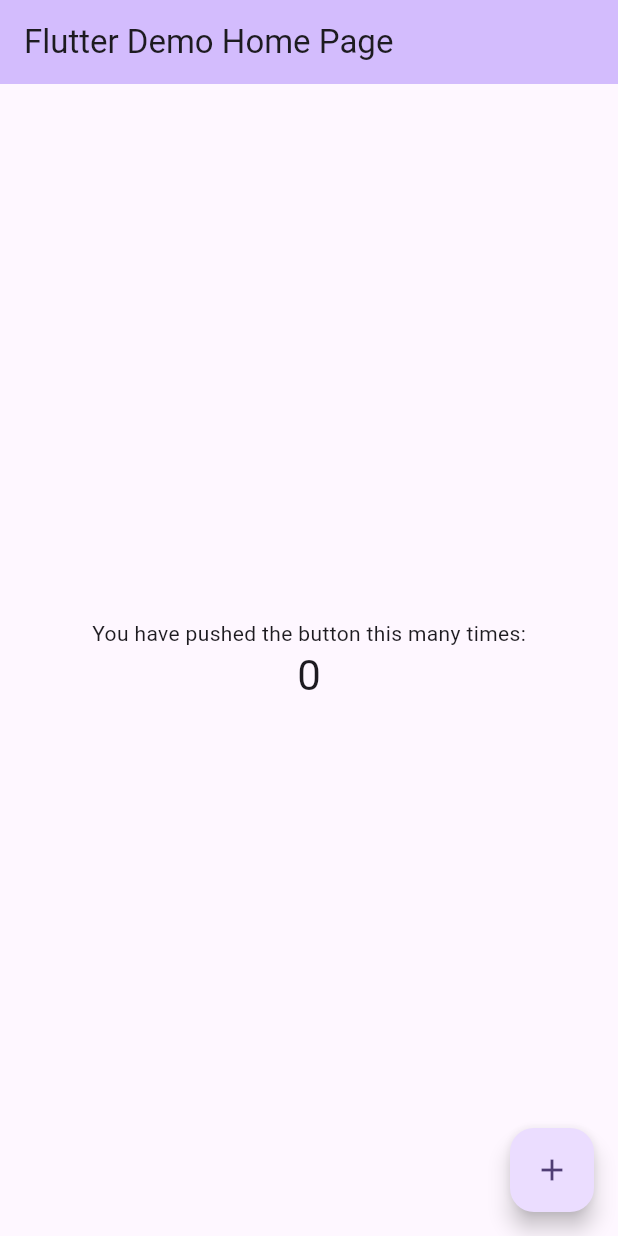
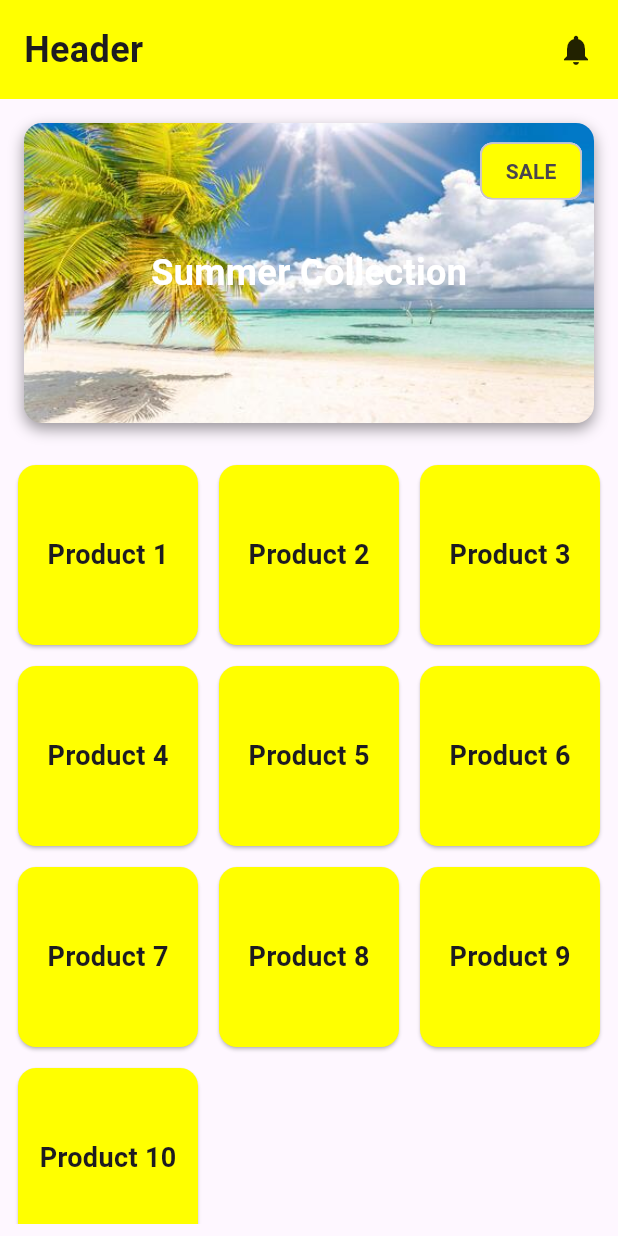
Before and after one commit to linhlq58/fast-track-flutter-fpt, a Flutter app: the screen it shows after launch, on a phone screen of 412 x 824 dp. Run offline on Flutter 3.47's test engine with Material 3 defaults, Android fonts, the phone set to English and light mode, and no system bars.

Commit message:
Commit Assignment 04: Responsive Layout

```diff
--- a/lib/main.dart
+++ b/lib/main.dart
@@ -1,4 +1,5 @@
 import 'package:flutter/material.dart';
+import 'package:fast_track_flutter_fpt/screens/practice_screen.dart';
 
 void main() {
   runApp(const MyApp());
@@ -13,110 +14,9 @@ class MyApp extends StatelessWidget {
     return MaterialApp(
       title: 'Flutter Demo',
       theme: ThemeData(
-        // This is the theme of your application.
-        //
-        // TRY THIS: Try running your application with "flutter run". You'll see
-        // the application has a purple toolbar. Then, without quitting the app,
-        // try changing the seedColor in the colorScheme below to Colors.green
-        // and then invoke "hot reload" (save your changes or press the "hot
-        // reload" button in a Flutter-supported IDE, or press "r" if you used
-        // the command line to start the app).
-        //
-        // Notice that the counter didn't reset back to zero; the application
-        // state is not lost during the reload. To reset the state, use hot
-        // restart instead.
-        //
-        // This works for code too, not just values: Most code changes can be
-        // tested with just a hot reload.
         colorScheme: ColorScheme.fromSeed(seedColor: Colors.deepPurple),
       ),
-      home: const MyHomePage(title: 'Flutter Demo Home Page'),
+      home: const PracticeScreen(),
     );
   }
 }
-
-class MyHomePage extends StatefulWidget {
-  const MyHomePage({super.key, required this.title});
-
-  // This widget is the home page of your application. It is stateful, meaning
-  // that it has a State object (defined below) that contains fields that affect
-  // how it looks.
-
-  // This class is the configuration for the state. It holds the values (in this
-  // case the title) provided by the parent (in this case the App widget) and
-  // used by the build method of the State. Fields in a Widget subclass are
-  // always marked "final".
-
-  final String title;
-
-  @override
-  State<MyHomePage> createState() => _MyHomePageState();
-}
-
-class _MyHomePageState extends State<MyHomePage> {
-  int _counter = 0;
-
-  void _incrementCounter() {
-    setState(() {
-      // This call to setState tells the Flutter framework that something has
-      // changed in this State, which causes it to rerun the build method below
-      // so that the display can reflect the updated values. If we changed
-      // _counter without calling setState(), then the build method would not be
-      // called again, and so nothing would appear to happen.
-      _counter++;
-    });
-  }
-
-  @override
-  Widget build(BuildContext context) {
-    // This method is rerun every time setState is called, for instance as done
-    // by the _incrementCounter method above.
-    //
-    // The Flutter framework has been optimized to make rerunning build methods
-    // fast, so that you can just rebuild anything that needs updating rather
-    // than having to individually change instances of widgets.
-    return Scaffold(
-      appBar: AppBar(
-        // TRY THIS: Try changing the color here to a specific color (to
-        // Colors.amber, perhaps?) and trigger a hot reload to see the AppBar
-        // change color while the other colors stay the same.
-        backgroundColor: Theme.of(context).colorScheme.inversePrimary,
-        // Here we take the value from the MyHomePage object that was created by
-        // the App.build method, and use it to set our appbar title.
-        title: Text(widget.title),
-      ),
-      body: Center(
-        // Center is a layout widget. It takes a single child and positions it
-        // in the middle of the parent.
-        child: Column(
-          // Column is also a layout widget. It takes a list of children and
-          // arranges them vertically. By default, it sizes itself to fit its
-          // children horizontally, and tries to be as tall as its parent.
-          //
-          // Column has various properties to control how it sizes itself and
-          // how it positions its children. Here we use mainAxisAlignment to
-          // center the children vertically; the main axis here is the vertical
-          // axis because Columns are vertical (the cross axis would be
-          // horizontal).
-          //
-          // TRY THIS: Invoke "debug painting" (choose the "Toggle Debug Paint"
-          // action in the IDE, or press "p" in the console), to see the
-          // wireframe for each widget.
-          mainAxisAlignment: MainAxisAlignment.center,
-          children: <Widget>[
-            const Text('You have pushed the button this many times:'),
-            Text(
-              '$_counter',
-              style: Theme.of(context).textTheme.headlineMedium,
-            ),
-          ],
-        ),
-      ),
-      floatingActionButton: FloatingActionButton(
-        onPressed: _incrementCounter,
-        tooltip: 'Increment',
-        child: const Icon(Icons.add),
-      ), // This trailing comma makes auto-formatting nicer for build methods.
-    );
-  }
-}
--- /dev/null
+++ b/lib/screens/practice_screen.dart
@@ -0,0 +1,23 @@
+import 'package:flutter/material.dart';
+import 'package:fast_track_flutter_fpt/widgets/header_widget.dart';
+import 'package:fast_track_flutter_fpt/widgets/banner_widget.dart';
+import 'package:fast_track_flutter_fpt/widgets/product_grid.dart';
+
+class PracticeScreen extends StatelessWidget {
+  const PracticeScreen({super.key});
+
+  @override
+  Widget build(BuildContext context) {
+    return const Scaffold(
+      body: SafeArea(
+        child: Column(
+          children: [
+            HeaderWidget(),
+            BannerWidget(),
+            ProductGrid(),
+          ],
+        ),
+      ),
+    );
+  }
+}
--- /dev/null
+++ b/lib/widgets/banner_widget.dart
@@ -0,0 +1,51 @@
+import 'package:flutter/material.dart';
+
+class BannerWidget extends StatelessWidget {
+  const BannerWidget({super.key});
+
+  @override
+  Widget build(BuildContext context) {
+    return Container(
+      padding: const EdgeInsets.all(16.0),
+      child: Stack(
+        children: [
+          Container(
+            height: 200,
+            decoration: BoxDecoration(
+              image: DecorationImage(
+                image: AssetImage('assets/summer.jpg'),
+                fit: BoxFit.cover,
+              ),
+              borderRadius: BorderRadius.circular(12.0),
+              boxShadow: [
+                BoxShadow(
+                  color: Colors.black.withValues(alpha: 0.4),
+                  blurRadius: 8,
+                  offset: Offset(0, 4),
+                ),
+              ]
+            ),
+            alignment: Alignment.center,
+                  child: const Text(
+                    'Summer Collection',
+                    style: TextStyle(
+                      fontSize: 24,
+                      color: Colors.white,
+                      fontWeight: FontWeight.bold,
+                    ),
+                  ),
+          ),
+
+          Positioned(
+            top: 8,
+            right: 8,
+            child: Chip(
+              backgroundColor: Colors.yellowAccent,
+              label: Text('SALE', style: TextStyle(fontWeight: FontWeight.bold)),
+            ),
+          ),
+        ]
+      ),
+    );
+  }
+}
--- /dev/null
+++ b/lib/widgets/header_widget.dart
@@ -0,0 +1,20 @@
+import 'package:flutter/material.dart';
+
+class HeaderWidget extends StatelessWidget {
+  const HeaderWidget({super.key});
+
+  @override
+  Widget build(BuildContext context) {
+    return Container(
+      color: Colors.yellowAccent,
+      padding: const EdgeInsets.all(16.0),
+      child: const Row(
+        mainAxisAlignment: MainAxisAlignment.spaceBetween,
+        children: [
+          Text('Header', style: TextStyle(fontSize: 24, fontWeight: FontWeight.bold)),
+          Icon(Icons.notifications),
+        ],
+      ),
+    );
+  }
+}
--- /dev/null
+++ b/lib/widgets/product_grid.dart
@@ -0,0 +1,32 @@
+import 'package:flutter/material.dart';
+
+class ProductGrid extends StatelessWidget {
+  const ProductGrid({super.key});
+
+  @override
+  Widget build(BuildContext context) {
+    return Expanded(
+      child: Padding(
+        padding: const EdgeInsets.all(8.0),
+        child: GridView.builder(
+          gridDelegate: SliverGridDelegateWithFixedCrossAxisCount(
+            crossAxisCount: 3,
+            crossAxisSpacing: 6,
+            mainAxisSpacing: 6,
+          ),
+          itemCount: 10,
+          itemBuilder: (context, index) {
+            return Card(
+              shadowColor: Colors.black.withValues(alpha: 1),
+              color: Colors.yellowAccent,
+              child: Center(
+                child: Text('Product ${index + 1}',
+                    style: const TextStyle(fontSize: 18, fontWeight: FontWeight.bold)),
+              ),
+            );
+          },
+        ),
+      ),
+    );
+  }
+}
```
Also changed, not shown: pubspec.yaml (+2 -65 lines), assets/demo_screenshot.png (added), assets/summer.jpg (added), 1 other file.
